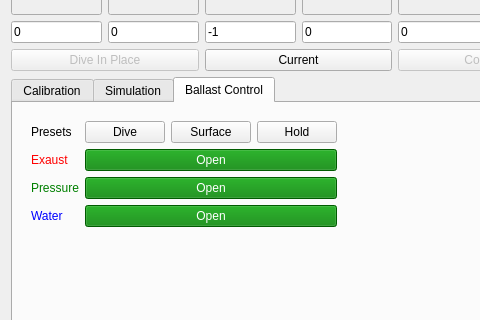
This is riptide_rviz/riptide_rviz/src/ControlPanel.ui in osu-uwrt/mercury_gui as Qt 5 draws it before an edit; both pictures show x 0 to 480 and y 224 to 544 of the 597 by 827 pixel window. The edited form follows.
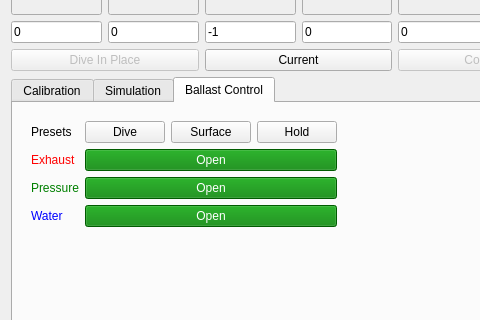
This is the edited form. Icons and pictures are not drawn.

Commit message: spell right bro

Diff of the .ui file:
```diff
--- a/riptide_rviz/riptide_rviz/src/ControlPanel.ui
+++ b/riptide_rviz/riptide_rviz/src/ControlPanel.ui
@@ -1422,7 +1422,7 @@
                  <string notr="true">color: red</string>
                 </property>
                 <property name="text">
-                 <string>Exaust</string>
+                 <string>Exhaust</string>
                 </property>
                </widget>
               </item>
```
The commit also changes 1 other file.
